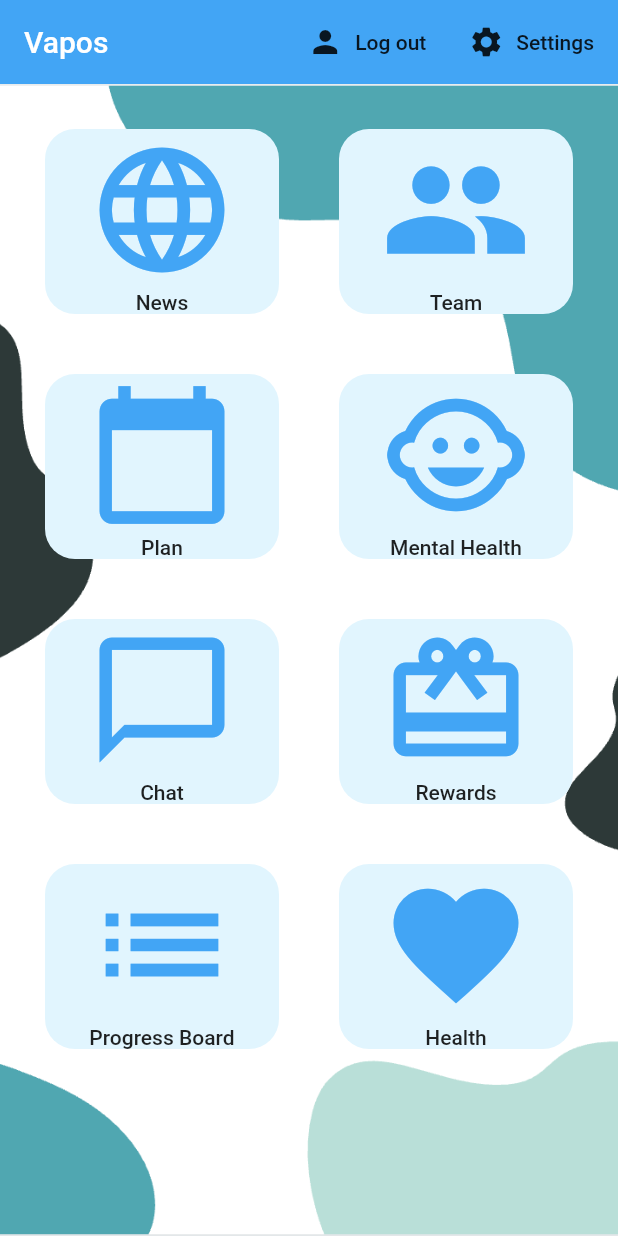
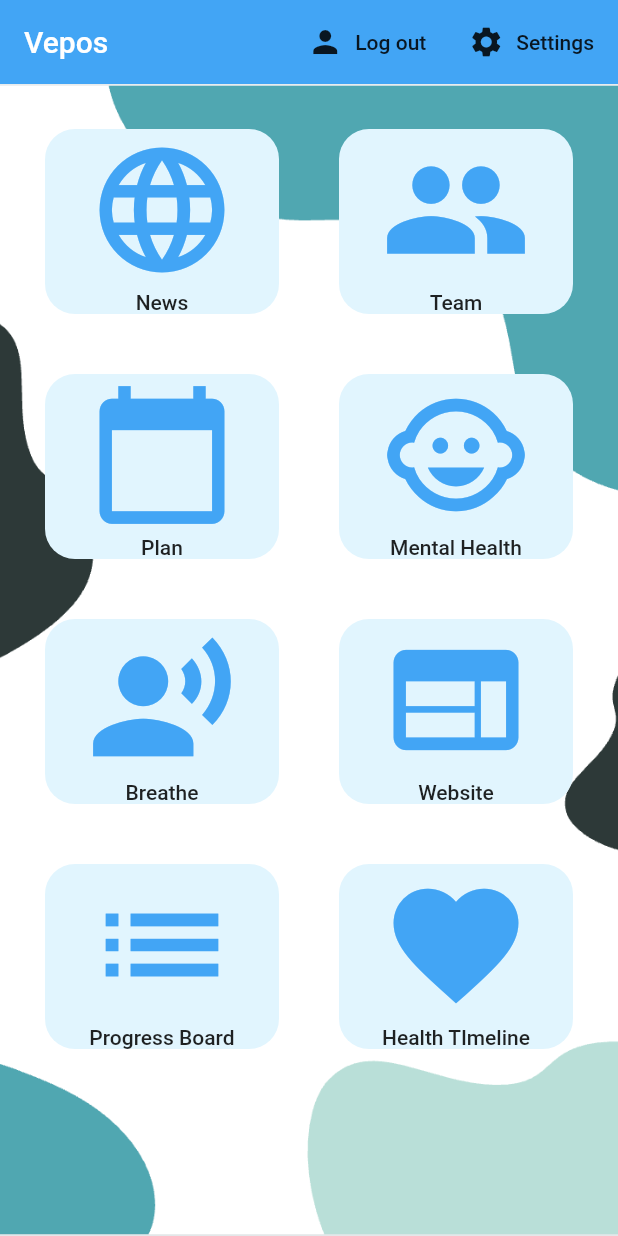
Before and after one commit to AdGlad/vapos, a Flutter app: the screen it shows once a user with an empty profile is signed in, on a phone screen of 412 x 824 dp. Run offline on Flutter 3.47's test engine with Material 2 defaults, Android fonts, the phone set to English and light mode, and no system bars; our stand-ins replace charts_flutter, cloud_firestore, datetime_picker_formfield, firebase_auth, flutter_linkify, flutter_spinkit and 2 more; accounts and stored records are empty.

Commit message:
Added Website

```diff
--- a/lib/screens/authenticate/sign_in.dart
+++ b/lib/screens/authenticate/sign_in.dart
@@ -34,7 +34,7 @@ class _SignInState extends State<SignIn> {
               widget.toggleView();
             } ,
             icon: Icon(Icons.person),
-            label: Text('Register')),
+            label: Text('Sign-in')),
         ],
       ),
       body: Container(
--- a/lib/screens/home/health.dart
+++ b/lib/screens/home/health.dart
@@ -6,7 +6,7 @@ class Health extends StatelessWidget {
   Widget build(BuildContext context) {
     return Scaffold(
       appBar: AppBar(
-        title: Text('Health'),
+        title: Text('Health Timeline'),
         //backgroundColor: Colors.redAccent,
       ),
              body: Container(
--- a/lib/screens/home/home.dart
+++ b/lib/screens/home/home.dart
@@ -31,7 +31,7 @@ Widget build(BuildContext context) {
        //resizeToAvoidBottomPadding: false,
         backgroundColor: Colors.blue[50],
       appBar: AppBar(
-        title: const Text('Vapos'),
+        title: const Text('Vepos'),
         backgroundColor: Colors.blue[400],
         elevation: 0.0,
         actions: <Widget>[
--- a/lib/screens/home/homebody.dart
+++ b/lib/screens/home/homebody.dart
@@ -1,13 +1,15 @@
 import 'package:flutter/material.dart';
 import 'package:flutter/semantics.dart';
+import 'package:vapos/screens/home/breathe.dart';
 import 'package:vapos/screens/home/newfeed.dart';
 import 'package:vapos/screens/home/social.dart';
 import 'package:vapos/screens/home/rewards.dart';
+import 'package:vapos/screens/home/website.dart';
 import 'package:vapos/screens/home/leaderboard.dart';
 import 'package:vapos/screens/home/mental_health.dart';
 import 'package:vapos/screens/home/health.dart';
 import 'package:vapos/screens/home/plan.dart';
-import 'package:vapos/screens/home/chat.dart';
+import 'package:vapos/screens/home/breathe.dart';
 import 'package:vapos/screens/Vapors/user_list.dart';
 import 'package:vapos/screens/home/settings_form.dart';
 import 'package:vapos/screens/home/updateplan.dart';
@@ -16,8 +18,8 @@ import 'package:vapos/screens/home/updateplan.dart';
 
 class Homebody extends StatelessWidget {
   @override
-  List<String> pagenames = ['News','Team','Plan','Mental Health','Chat','Rewards','Progress Board','Health'];
-    List<IconData> pageicons = [Icons.language,Icons.people ,Icons.calendar_today,Icons.child_care,Icons.chat_bubble_outline,Icons.card_giftcard,Icons.list,Icons.favorite];
+  List<String> pagenames = ['News','Team','Plan','Mental Health','Breathe','Website','Progress Board','Health TImeline'];
+  List<IconData> pageicons = [Icons.language,Icons.people ,Icons.calendar_today,Icons.child_care,Icons.record_voice_over,Icons.web,Icons.list,Icons.favorite];
 
 
 
@@ -48,10 +50,10 @@ class Homebody extends StatelessWidget {
        Navigator.push(context, MaterialPageRoute(builder: (context) => MentalHealth () ));
     } else if (index == 4)
     {
-       Navigator.push(context, MaterialPageRoute(builder: (context) => Chat() ));
+       Navigator.push(context, MaterialPageRoute(builder: (context) => BreathPage() ));
     }  else if (index == 5)
     {
-       Navigator.push(context, MaterialPageRoute(builder: (context) => Rewards() ));
+       Navigator.push(context, MaterialPageRoute(builder: (context) => MyWebView(title: "Vepos Website", selectedUrl: "https://veposapp.wixsite.com/vepos") ));
     } else if (index == 6)
     {
        Navigator.push(context, MaterialPageRoute(builder: (context) => LeaderHomePage() ));
```
Also changed, not shown: lib/screens/home/breathe.dart (added, +72 -0 lines), lib/screens/home/website.dart (added, +35 -0 lines), pubspec.yaml (+23 -2 lines), assets/breathebg.jpeg (added), pubspec.lock, 2 other files.
